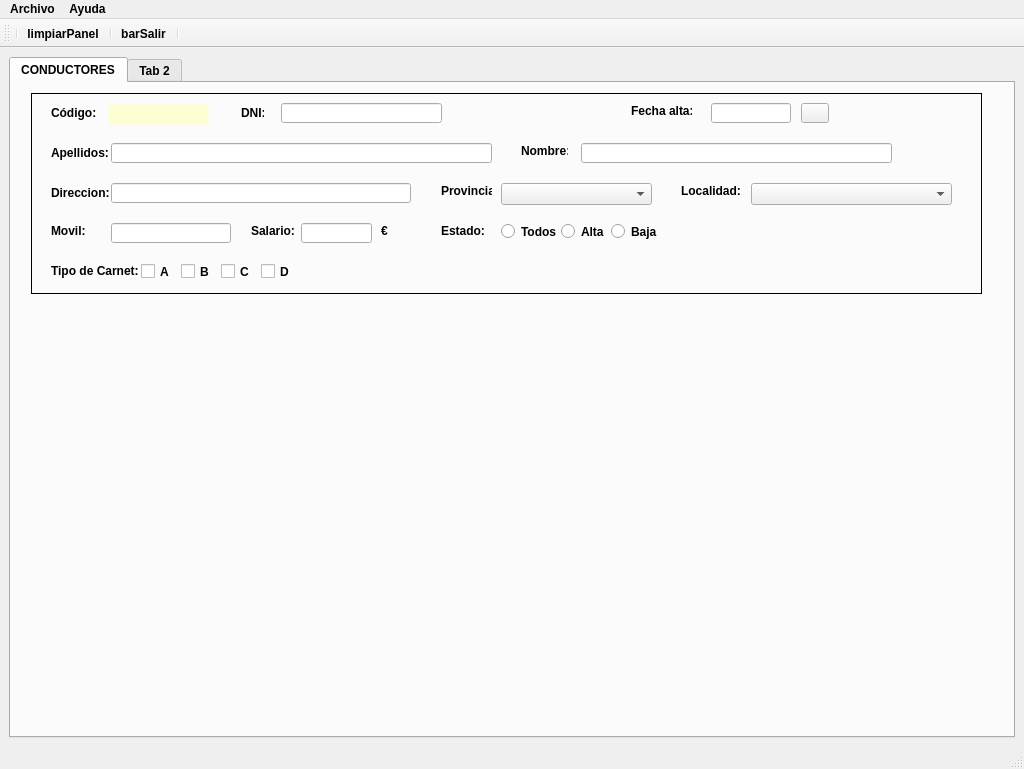
The window that venta_principal.ui (EliasVGZ/vierafernandez2324) describes before a commit, drawn with Qt 5.
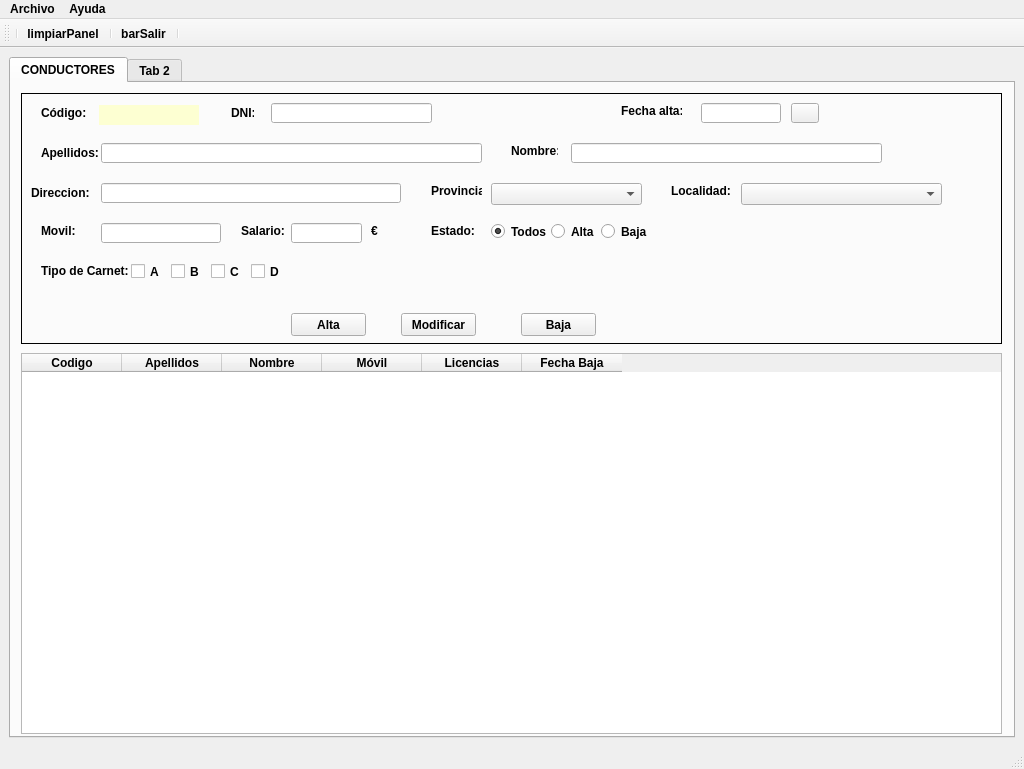
The same window after the commit. Icons and pictures are not drawn.

The edit to the form file:
```diff
--- a/venta_principal.ui
+++ b/venta_principal.ui
@@ -11,7 +11,7 @@
    </rect>
   </property>
   <property name="sizePolicy">
-   <sizepolicy hsizetype="Expanding" vsizetype="Expanding">
+   <sizepolicy hsizetype="Fixed" vsizetype="Fixed">
     <horstretch>0</horstretch>
     <verstretch>0</verstretch>
    </sizepolicy>
@@ -24,8 +24,8 @@
   </property>
   <property name="maximumSize">
    <size>
-    <width>1024</width>
-    <height>1200</height>
+    <width>160000</width>
+    <height>160000</height>
    </size>
   </property>
   <property name="font">
@@ -54,17 +54,17 @@
       <property name="currentIndex">
        <number>0</number>
       </property>
-      <widget class="QWidget" name="tabDrivers">
+      <widget class="QWidget" name="panelDrivers">
        <attribute name="title">
         <string>CONDUCTORES</string>
        </attribute>
        <widget class="QFrame" name="frame">
         <property name="geometry">
          <rect>
-          <x>20</x>
+          <x>10</x>
           <y>10</y>
-          <width>951</width>
-          <height>201</height>
+          <width>981</width>
+          <height>251</height>
          </rect>
         </property>
         <property name="frameShape">
@@ -332,7 +332,7 @@
         <widget class="QLabel" name="lblDireccion">
          <property name="geometry">
           <rect>
-           <x>20</x>
+           <x>10</x>
            <y>90</y>
            <width>60</width>
            <height>20</height>
@@ -667,6 +667,12 @@
          <property name="text">
           <string>Todos</string>
          </property>
+         <property name="checked">
+          <bool>true</bool>
+         </property>
+         <attribute name="buttonGroup">
+          <string notr="true">buttonGroup</string>
+         </attribute>
         </widget>
         <widget class="QRadioButton" name="rbtAlta">
          <property name="geometry">
@@ -694,6 +700,106 @@
           <string>Baja</string>
          </property>
         </widget>
+        <widget class="QPushButton" name="btnAltaDriver">
+         <property name="geometry">
+          <rect>
+           <x>270</x>
+           <y>220</y>
+           <width>75</width>
+           <height>23</height>
+          </rect>
+         </property>
+         <property name="minimumSize">
+          <size>
+           <width>75</width>
+           <height>20</height>
+          </size>
+         </property>
+         <property name="text">
+          <string>Alta</string>
+         </property>
+        </widget>
+        <widget class="QPushButton" name="btnModifDriver">
+         <property name="geometry">
+          <rect>
+           <x>380</x>
+           <y>220</y>
+           <width>75</width>
+           <height>23</height>
+          </rect>
+         </property>
+         <property name="minimumSize">
+          <size>
+           <width>75</width>
+           <height>20</height>
+          </size>
+         </property>
+         <property name="text">
+          <string>Modificar</string>
+         </property>
+        </widget>
+        <widget class="QPushButton" name="btnBajaDriver">
+         <property name="geometry">
+          <rect>
+           <x>500</x>
+           <y>220</y>
+           <width>75</width>
+           <height>23</height>
+          </rect>
+         </property>
+         <property name="minimumSize">
+          <size>
+           <width>75</width>
+           <height>20</height>
+          </size>
+         </property>
+         <property name="text">
+          <string>Baja</string>
+         </property>
+        </widget>
+       </widget>
+       <widget class="QTableWidget" name="tabDrivers">
+        <property name="geometry">
+         <rect>
+          <x>10</x>
+          <y>270</y>
+          <width>981</width>
+          <height>381</height>
+         </rect>
+        </property>
+        <attribute name="verticalHeaderVisible">
+         <bool>false</bool>
+        </attribute>
+        <column>
+         <property name="text">
+          <string>Codigo</string>
+         </property>
+        </column>
+        <column>
+         <property name="text">
+          <string>Apellidos</string>
+         </property>
+        </column>
+        <column>
+         <property name="text">
+          <string>Nombre</string>
+         </property>
+        </column>
+        <column>
+         <property name="text">
+          <string>Móvil</string>
+         </property>
+        </column>
+        <column>
+         <property name="text">
+          <string>Licencias</string>
+         </property>
+        </column>
+        <column>
+         <property name="text">
+          <string>Fecha Baja</string>
+         </property>
+        </column>
        </widget>
       </widget>
       <widget class="QWidget" name="tab_Principal">
```
Left out of the diff: 13 changed lines with no effect on the pictures.
